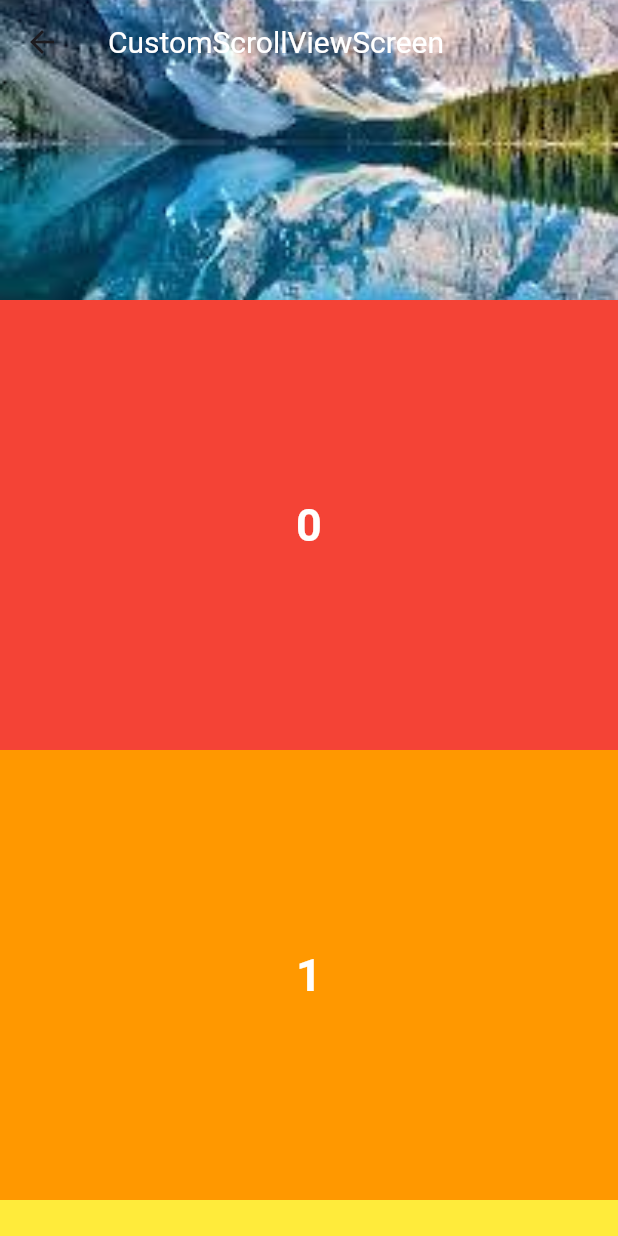
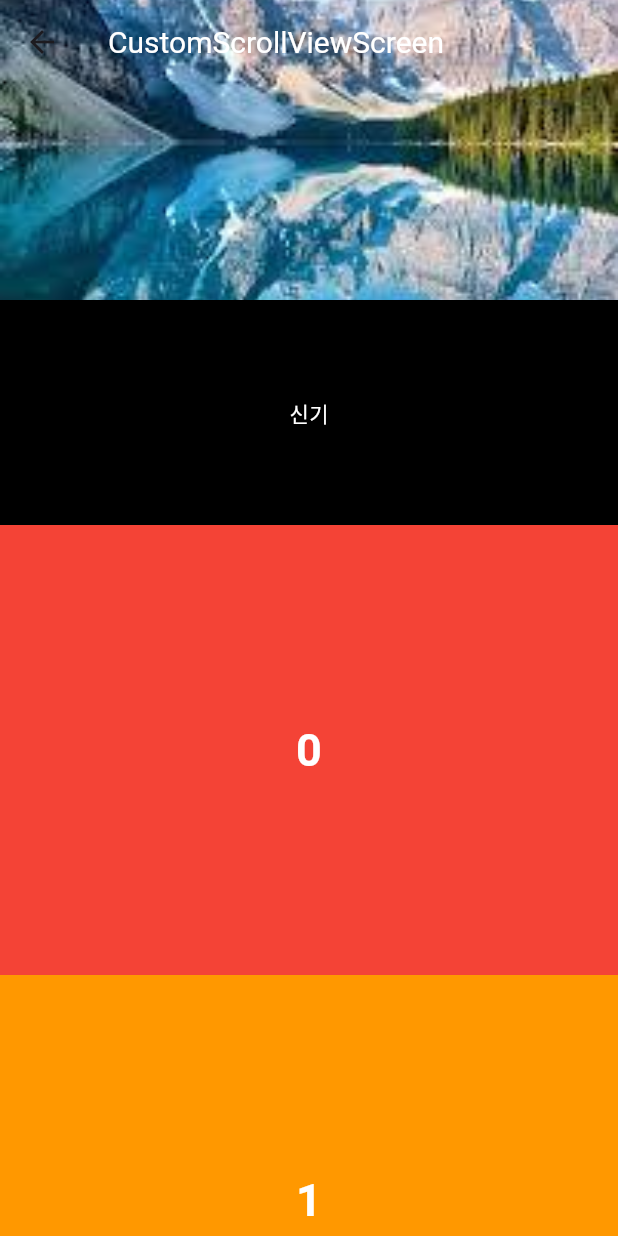
Before and after one commit to SungSeokMin/study_inflearn, a Flutter app: the screen it shows after launch, after a tap on "CustomScrollViewScreen", on a phone screen of 412 x 824 dp. Run offline on Flutter 3.47's test engine with Material 3 defaults, Android fonts, the phone set to English and light mode, and no system bars; our stand-ins replace drift, geolocator, get_it, google_maps_flutter, image_picker, table_calendar and 2 more; accounts and stored records are empty; generated files the repository leaves out were written again.

Commit message:
CustomScrollView - SliverPersistentHeader 뽀개버리기

```diff
--- a/flutter/scrollable_widgets/lib/screen/custom_scroll_view_screen.dart
+++ b/flutter/scrollable_widgets/lib/screen/custom_scroll_view_screen.dart
@@ -1,5 +1,38 @@
 import 'package:flutter/material.dart';
 import 'package:scrollable_widgets/const/colors.dart';
+
+class _SliverFixedHeaderDelegate extends SliverPersistentHeaderDelegate {
+  final Widget child;
+  final double maxHeight;
+  final double minHeight;
+
+  _SliverFixedHeaderDelegate(
+      {required this.child, required this.maxHeight, required this.minHeight});
+  @override
+  Widget build(BuildContext context, double shrinkOffset, bool overlapsContent) {
+    return SizedBox.expand(
+      child: child,
+    );
+  }
+
+  // 최대 높이
+  @override
+  double get maxExtent => maxHeight;
+
+  // 최소 높이
+  @override
+  double get minExtent => minHeight;
+
+  @override
+  // oldDelegate - build가 실행이 됐을 때 이전의 delegate
+  // this - 새로운 delegate
+  // true - 다시 빌드, false - 빌드 X
+  bool shouldRebuild(_SliverFixedHeaderDelegate oldDelegate) {
+    return oldDelegate.minExtent != minHeight ||
+        oldDelegate.maxExtent != maxHeight ||
+        oldDelegate.child != child;
+  }
+}
 
 class CustomScrollViewScreen extends StatelessWidget {
   final List<int> numbers = List.generate(100, (index) => index);
@@ -12,6 +45,20 @@ class CustomScrollViewScreen extends StatelessWidget {
         body: CustomScrollView(
       slivers: [
         renderSliverAppBar(),
+        SliverPersistentHeader(
+            delegate: _SliverFixedHeaderDelegate(
+          child: Container(
+            color: Colors.black,
+            child: const Center(
+              child: Text(
+                '신기',
+                style: TextStyle(color: Colors.white),
+              ),
+            ),
+          ),
+          minHeight: 100,
+          maxHeight: 150,
+        )),
         renderChildSliverList(),
         renderBuildSliverList(),
         renderBuildSliverList(),
```
